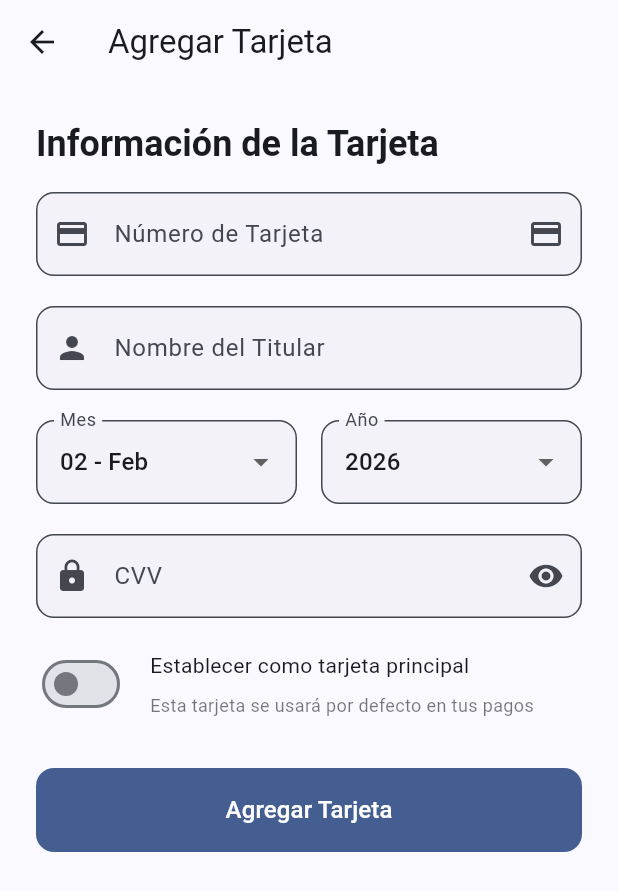
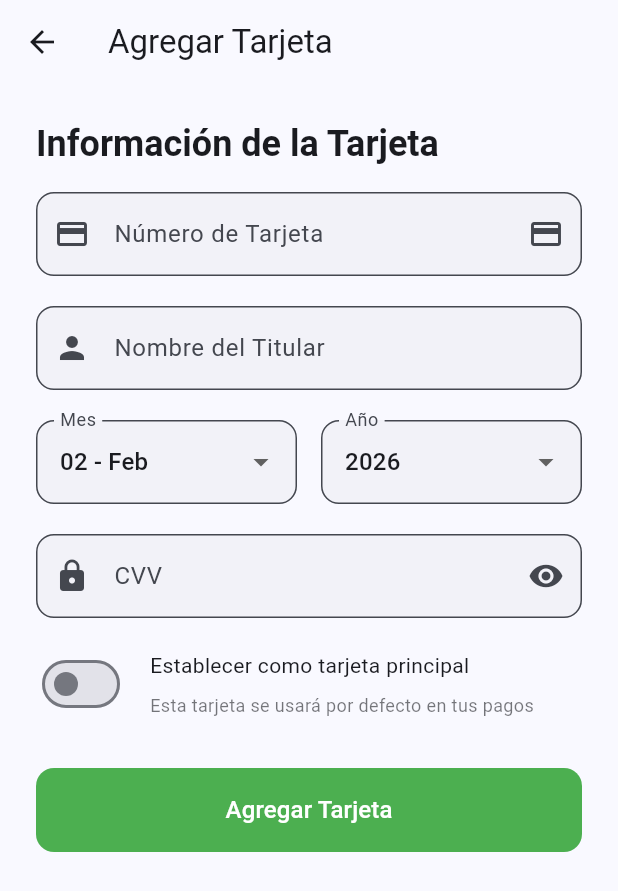
Before and after one commit to MunozFavelaRoberto/kiosko, a Flutter app: the AddCardScreen screen opened by its route, on a phone screen of 412 x 824 dp. Shown: the top 891 px of the screen. Run offline on Flutter 3.47's test engine with Material 3 defaults, Android fonts, the phone set to English and light mode, and no system bars; our stand-ins replace flutter_secure_storage, flutter_svg, local_auth, share_plus, shared_preferences, webview_flutter; missing offline and left inert: flutter_pdfview, local_auth_android; accounts and stored records are empty.

Commit message:
Implement loading indicators and component disabling during processing for screens

```diff
--- a/lib/screens/add_card_screen.dart
+++ b/lib/screens/add_card_screen.dart
@@ -319,6 +319,13 @@ class _AddCardScreenState extends State<AddCardScreen> {
                     child: Column(
                       crossAxisAlignment: CrossAxisAlignment.start,
                       children: [
+                        AbsorbPointer(
+                          absorbing: _isLoading,
+                          child: Opacity(
+                            opacity: _isLoading ? 0.5 : 1.0,
+                            child: Column(
+                              crossAxisAlignment: CrossAxisAlignment.start,
+                              children: [
                                 Text(
                                   'Información de la Tarjeta',
                                   style: theme.textTheme.headlineSmall?.copyWith(
@@ -368,7 +375,7 @@ class _AddCardScreenState extends State<AddCardScreen> {
                                   children: [
                                     Expanded(
                                       child: DropdownButtonFormField<String>(
-                                value: _selectedMonth,
+                                        initialValue: _selectedMonth,
                                         decoration: InputDecoration(
                                           labelText: 'Mes',
                                           border: OutlineInputBorder(
@@ -399,7 +406,7 @@ class _AddCardScreenState extends State<AddCardScreen> {
                                     const SizedBox(width: 16),
                                     Expanded(
                                       child: DropdownButtonFormField<String>(
-                                value: _selectedYear,
+                                        initialValue: _selectedYear,
                                         decoration: InputDecoration(
                                           labelText: 'Año',
                                           border: OutlineInputBorder(
@@ -488,6 +495,10 @@ class _AddCardScreenState extends State<AddCardScreen> {
                                     ),
                                   ],
                                 ),
+                              ],
+                            ),
+                          ),
+                        ),
                         const SizedBox(height: 32),
                         if (_isLoading || _showSuccess)
                           Container(
@@ -532,8 +543,10 @@ class _AddCardScreenState extends State<AddCardScreen> {
                             width: double.infinity,
                             height: 56,
                             child: FilledButton(
-                              onPressed: _isLoading ? null : _saveCard,
+                              onPressed: _saveCard,
                               style: FilledButton.styleFrom(
+                                backgroundColor: Colors.green,
+                                foregroundColor: Colors.white,
                                 shape: RoundedRectangleBorder(
                                   borderRadius: BorderRadius.circular(12),
                                 ),
--- a/lib/screens/home_screen.dart
+++ b/lib/screens/home_screen.dart
@@ -1,4 +1,4 @@
-import 'dart:convert';
+ import 'dart:convert';
 import 'dart:io';
 import 'package:flutter/material.dart';
 import 'package:flutter_pdfview/flutter_pdfview.dart';
@@ -293,10 +293,10 @@ class _HomeTabState extends State<HomeTab> {
                         const SizedBox(height: 8),
                         Text(
                           getAmountFormat(amount.toString()),
-                          style: const TextStyle(
+                          style: TextStyle(
                             fontSize: 48,
                             fontWeight: FontWeight.bold,
-                            color: Colors.black,
+                            color: theme.colorScheme.onSurface,
                           ),
                         ),
                         const SizedBox(height: 32),
```
Also changed, not shown: lib/screens/cards_screen.dart (+11 -1 lines), lib/screens/profile_screen.dart (+16 -5 lines), 1 other file. Lines whose indentation alone changed are shown as unchanged.
